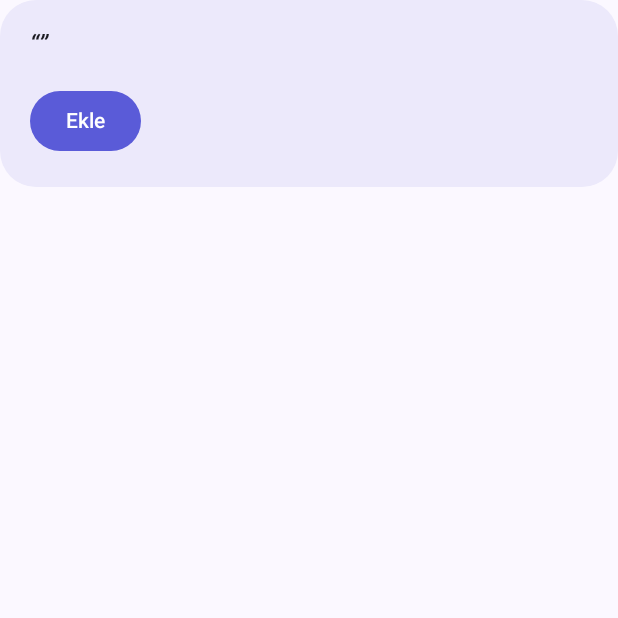
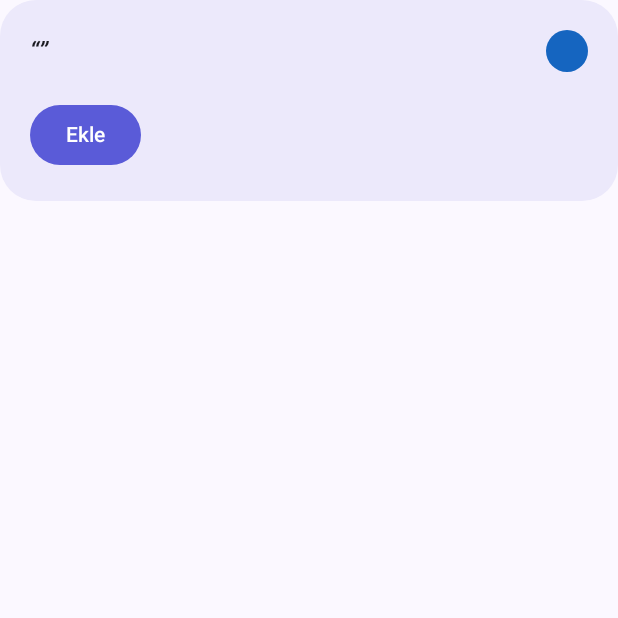
Before and after one commit to AhmetYuksel5/Myuygulama, an Android app built with Jetpack Compose: the composable TextActionDialog called with empty values, on a phone screen of 412 x 824 dp, the top half of it. Run offline under Robolectric (Android 15) with nearby library versions, the phone set to English and light mode, and no system bars; our stand-ins replace Dagger/Hilt's generated code.

```diff
--- a/app/src/main/java/com/ahmety/uygulama/textaction/TextActionActivity.kt
+++ b/app/src/main/java/com/ahmety/uygulama/textaction/TextActionActivity.kt
@@ -18,6 +18,8 @@ import androidx.compose.foundation.layout.width
 import androidx.compose.foundation.rememberScrollState
 import androidx.compose.foundation.shape.RoundedCornerShape
 import androidx.compose.foundation.background
+import androidx.compose.foundation.clickable
+import androidx.compose.foundation.shape.CircleShape
 import androidx.compose.foundation.verticalScroll
 import androidx.compose.material3.Button
 import androidx.compose.material3.CircularProgressIndicator
@@ -33,13 +35,17 @@ import androidx.compose.runtime.mutableStateOf
 import androidx.compose.runtime.setValue
 import androidx.compose.ui.Alignment
 import androidx.compose.ui.Modifier
+import androidx.compose.ui.draw.clip
 import androidx.compose.ui.graphics.Color
+import androidx.compose.ui.semantics.contentDescription
+import androidx.compose.ui.semantics.semantics
 import androidx.compose.ui.text.font.FontStyle
 import androidx.compose.ui.text.font.FontWeight
 import androidx.compose.ui.unit.dp
 import androidx.hilt.navigation.compose.hiltViewModel
 import androidx.lifecycle.compose.collectAsStateWithLifecycle
 import com.ahmety.uygulama.core.designsystem.MerkezTheme
+import com.ahmety.uygulama.core.model.HighlightColor
 import dagger.hilt.android.AndroidEntryPoint
 
 /**
@@ -120,11 +126,38 @@ private fun TextActionDialog(
                 .verticalScroll(rememberScrollState())
                 .padding(20.dp),
         ) {
-            Text(
-                text = "“${state.text}”",
-                style = MaterialTheme.typography.titleMedium,
-                fontStyle = FontStyle.Italic,
-            )
+            Row(
+                verticalAlignment = Alignment.CenterVertically,
+                modifier = Modifier.fillMaxWidth(),
+            ) {
+                Text(
+                    text = "“${state.text}”",
+                    style = MaterialTheme.typography.titleMedium,
+                    fontStyle = FontStyle.Italic,
+                    modifier = Modifier.weight(1f),
+                )
+                // Kalem: kırmızı ifade, mavi kelime. Seçime bakarak
+                // kendiliğinden geliyor, dokununca öbürüne çevriliyor.
+                // Eklemeden önce burada durması gerekiyor çünkü rengi
+                // sonradan değiştirmek kartın bilgisini attırıyor.
+                Box(
+                    modifier = Modifier
+                        .padding(start = 12.dp)
+                        .size(28.dp)
+                        .clip(CircleShape)
+                        .background(
+                            if (state.pen == HighlightColor.RED) PEN_RED else PEN_BLUE,
+                        )
+                        .clickable(onClick = viewModel::togglePen)
+                        .semantics {
+                            contentDescription = if (state.pen == HighlightColor.RED) {
+                                "Kırmızı: ifade. Dokunup maviye çevir."
+                            } else {
+                                "Mavi: kelime. Dokunup kırmızıya çevir."
+                            }
+                        },
+                )
+            }
 
             if (state.loading) {
                 Row(
@@ -319,3 +352,7 @@ private fun Chip(text: String, background: Color, content: Color) {
 
 private val CHIP_BLUE = Color(0xFF1565C0)
 private val CHIP_RED = Color(0xFFB3261E)
+
+/** Kelime listesindeki kalem şeridiyle aynı tonlar. */
+private val PEN_BLUE = Color(0xFF1565C0)
+private val PEN_RED = Color(0xFFB3261E)
--- a/app/src/main/java/com/ahmety/uygulama/textaction/TextActionViewModel.kt
+++ b/app/src/main/java/com/ahmety/uygulama/textaction/TextActionViewModel.kt
@@ -8,6 +8,7 @@ import com.ahmety.uygulama.core.ai.OpenAiClient
 import com.ahmety.uygulama.core.ai.WordInfo
 import com.ahmety.uygulama.core.database.repository.EntryRepository
 import com.ahmety.uygulama.core.model.EntryType
+import com.ahmety.uygulama.core.model.HighlightColor
 import com.ahmety.uygulama.core.model.HighlightRef
 import com.ahmety.uygulama.core.model.penFor
 import com.ahmety.uygulama.feature.vocab.VocabRepository
@@ -27,6 +28,11 @@ data class TextActionUiState(
     val loading: Boolean = false,
     val info: WordInfo? = null,
     val error: String? = null,
+    /**
+     * Eklenirken kullanılacak kalem. Seçime bakarak kendiliğinden
+     * belirleniyor ama kullanıcı çevirebiliyor.
+     */
+    val pen: HighlightColor = HighlightColor.BLUE,
     /** Kaydedildikten sonra kutuda görünen kısa bilgi. */
     val saved: String? = null,
     /** Soru kutusu açık mı. */
@@ -60,7 +66,13 @@ class TextActionViewModel @Inject constructor(
         if (started) return
         started = true
         val text = normalize(raw)
-        _state.value = TextActionUiState(text = text, aiConfigured = settings.configured)
+        _state.value = TextActionUiState(
+            text = text,
+            aiConfigured = settings.configured,
+            // Tek kelime mavi, ifade kırmızı. Başlangıç değeri; kutunun
+            // üstündeki daireden çevrilebiliyor.
+            pen = penFor(text),
+        )
         // Anahtar varsa kullanıcıyı bir tuşa daha bastırmıyoruz: metni seçip
         // uygulamayı açmak zaten "bunu sorgula" demek.
         if (settings.configured && text.isNotBlank()) ask()
@@ -75,9 +87,10 @@ class TextActionViewModel @Inject constructor(
         }
         _state.value = _state.value.copy(loading = true, error = null)
         viewModelScope.launch {
-            // Dört kelimeden uzun bir seçim sözlük maddesi değil, anlamadığın
-            // bir cümledir; yapay zekâdan çeviri ve açıklama isteniyor.
-            val passage = text.split(' ').count { it.isNotBlank() } >= PASSAGE_WORDS
+            // Kalem hangisiyse sorgu da o kalıpta: kırmızı "anlamadığım
+            // ifade" demek ve çeviri, sade İngilizce, içindeki kalıplar
+            // isteniyor; mavi ise sözlük maddesi.
+            val passage = _state.value.pen == HighlightColor.RED
             when (val result = client.describeWord(text, context = text, passage = passage)) {
                 is AiResult.Ok -> _state.value = _state.value.copy(
                     loading = false,
@@ -113,9 +126,7 @@ class TextActionViewModel @Inject constructor(
                         source = HighlightRef.encode(
                             kind = HighlightRef.KIND_SELECTION,
                             sourceId = 0L,
-                            // Tek kelime mavi, ifade kırmızı — yüklenen
-                            // listeyle ve kitapla aynı kural.
-                            color = penFor(text),
+                            color = _state.value.pen,
                         ),
                     )
                 }
@@ -137,6 +148,24 @@ class TextActionViewModel @Inject constructor(
         }
     }
 
+
+    /**
+     * Kalemi çevirir: kırmızı ↔ mavi.
+     *
+     * Elde bir açıklama varsa atılıp yenisi isteniyor. Çevirmenin sebebi
+     * zaten "bu yanlış kalıpta geldi" olduğu için eski metni bırakmak
+     * kartın kendisiyle çelişmesi demek olurdu.
+     */
+    fun togglePen() {
+        val current = _state.value
+        val next = if (current.pen == HighlightColor.RED) {
+            HighlightColor.BLUE
+        } else {
+            HighlightColor.RED
+        }
+        _state.value = current.copy(pen = next, info = null, error = null)
+        if (settings.configured && current.text.isNotBlank()) ask()
+    }
 
     /** Kutunun altındaki soru alanını açar/kapatır. */
     fun toggleQuestion() {
@@ -207,8 +236,5 @@ class TextActionViewModel @Inject constructor(
     private companion object {
         /** Yanlışlıkla bütün bir yazının seçilmesine karşı üst sınır. */
         const val MAX_LENGTH = 400
-
-        /** Bu kadar kelimeden uzun seçim, sözlük maddesi değil cümle sayılıyor. */
-        const val PASSAGE_WORDS = 4
     }
 }
```
